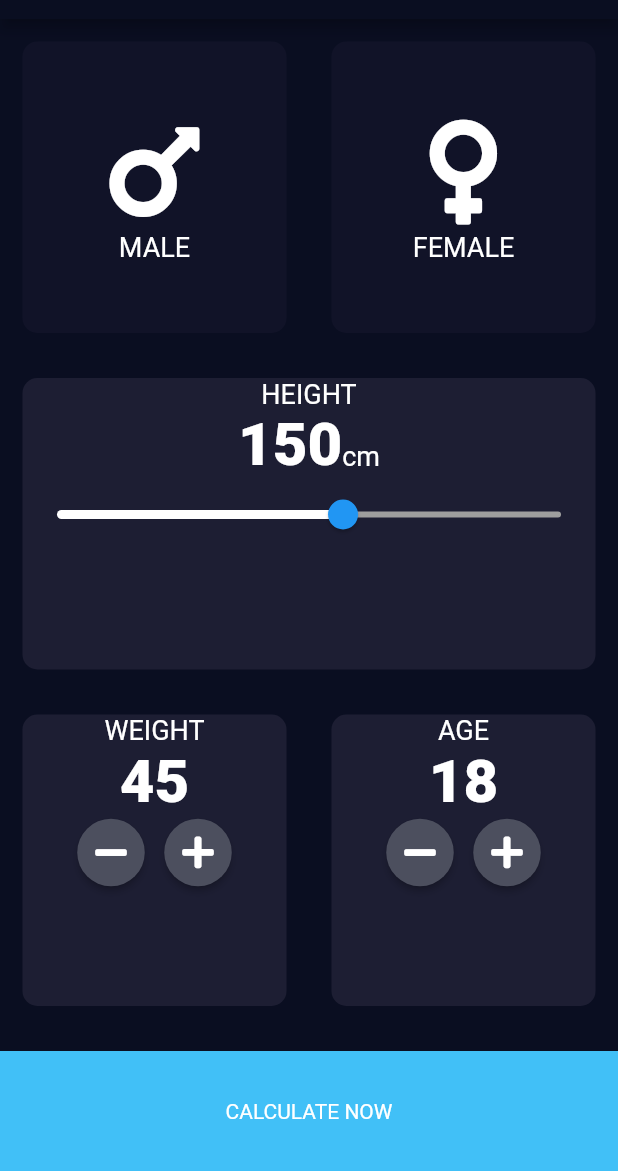
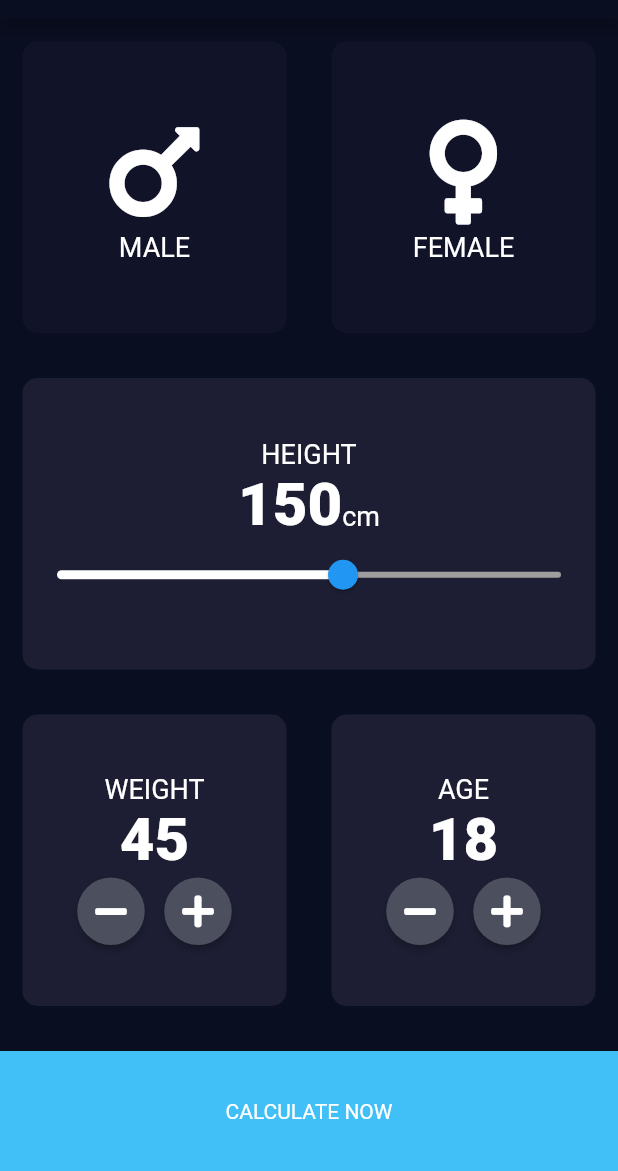
Before and after one commit to uzair657/BMI-in-Flutter, a Flutter app: the screen it shows after launch, on a phone screen of 412 x 824 dp, the part 65-1236 px from its top. Run offline on Flutter 3.47's test engine with Material 2 defaults, Android fonts, the phone set to English and light mode, and no system bars; our stand-ins replace font_awesome_flutter.

Commit message:
UI Design Bug Fix

```diff
--- a/lib/Screens/inputPage.dart
+++ b/lib/Screens/inputPage.dart
@@ -76,7 +76,7 @@ class _InputPageState extends State<InputPage> {
               colour: kMyActiveCardColor,
               cardChild: Column(
                 crossAxisAlignment: CrossAxisAlignment.center,
-                //mainAxisAlignment: MainAxisAlignment.center,
+                mainAxisAlignment: MainAxisAlignment.center,
                 children: [
                   Text(
                     'HEIGHT',
@@ -131,6 +131,7 @@ class _InputPageState extends State<InputPage> {
                     //k is used to represent Constents that are created by developer
                     colour: kMyActiveCardColor,
                     cardChild: Column(
+                      mainAxisAlignment: MainAxisAlignment.center,
                       children: [
                         Text(
                           'WEIGHT',
@@ -173,6 +174,7 @@ class _InputPageState extends State<InputPage> {
                     //k is used to represent Constents that are created by developer
                     colour: kMyActiveCardColor,
                     cardChild: Column(
+                      mainAxisAlignment: MainAxisAlignment.center,
                       children: [
                         Text(
                           'AGE',
```
Also changed, not shown: pubspec.lock, 1 other file.
